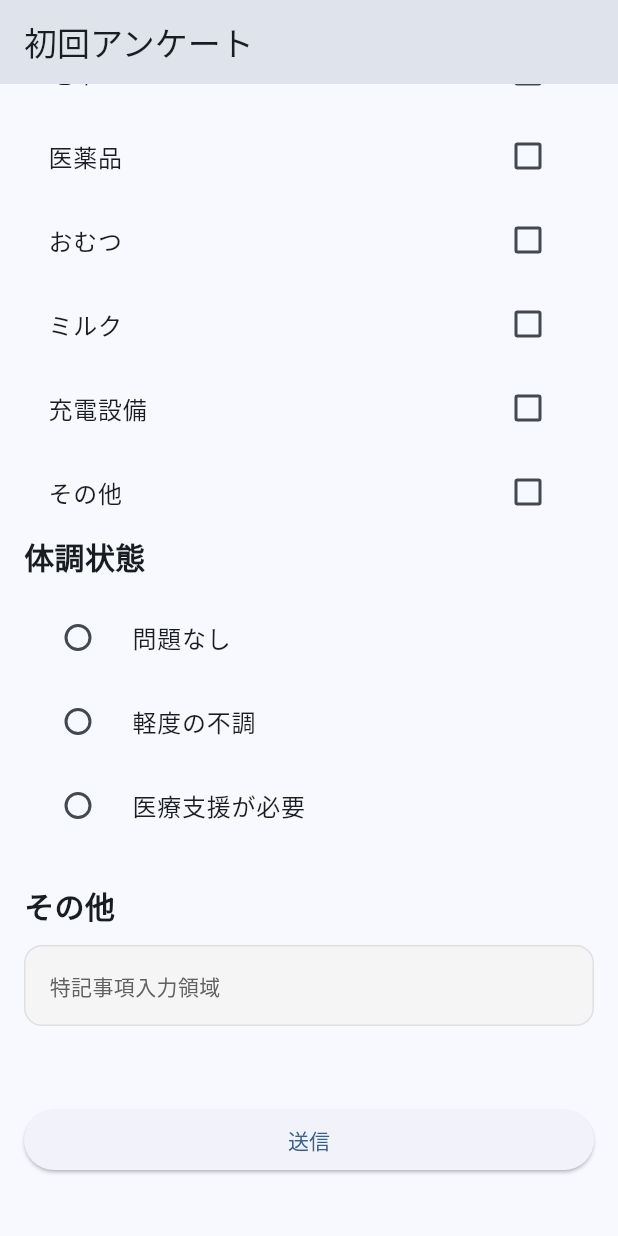
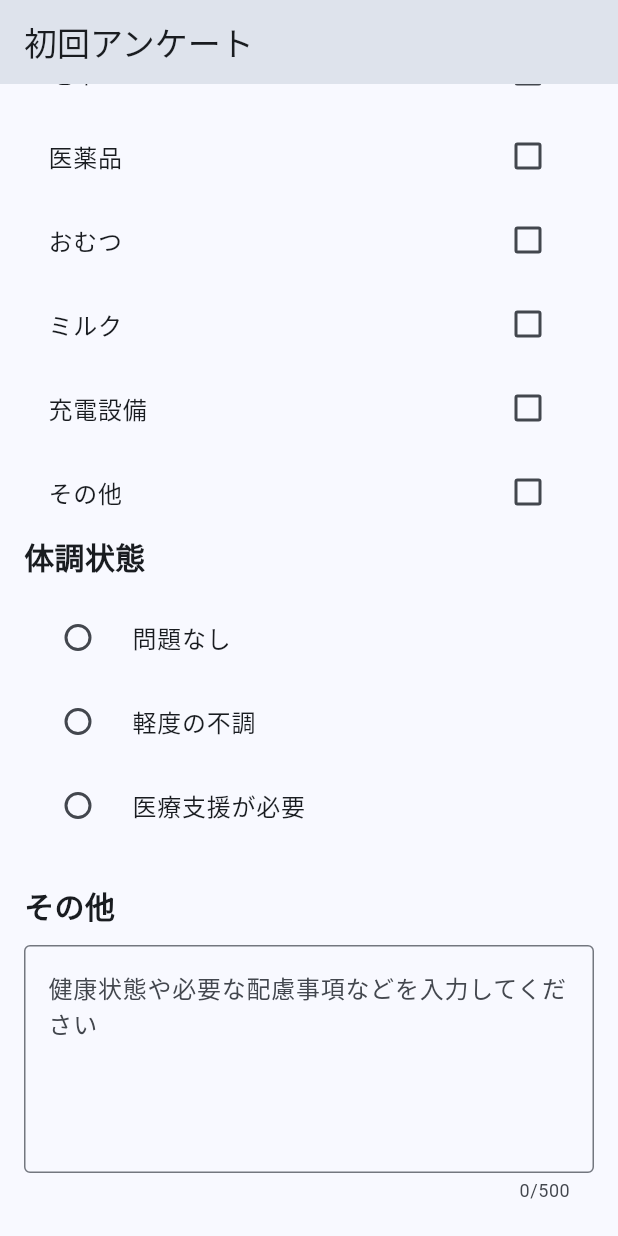
Before and after one commit to Tomayaken/TomayakenApp, a Flutter app: the screen it shows after launch, scrolled down 1403 dp, on a phone screen of 412 x 824 dp. Run offline on Flutter 3.47's test engine with Material 3 defaults, Android fonts, the phone set to English and light mode, and no system bars.

Commit message:
特記事項入力フォームを実装

```diff
--- a/lib/views/survey/survey_page.dart
+++ b/lib/views/survey/survey_page.dart
@@ -63,12 +63,16 @@ class _SurveyPageState extends State<SurveyPage> {
     'その他',
   ];
 
+  final TextEditingController _remarksController =
+    TextEditingController();
+
   final TextEditingController _familyCountController =
       TextEditingController();
 
   @override
   void dispose() {
     _familyCountController.dispose();
+    _remarksController.dispose();
     super.dispose();
   }
 
@@ -333,7 +337,15 @@ class _SurveyPageState extends State<SurveyPage> {
               const SizedBox(height: 24),
 
               _buildSectionTitle('その他'),
-              _buildPlaceholder('特記事項入力領域'),
+              TextField(
+                controller: _remarksController,
+                maxLines: 5,
+                maxLength: 500,
+                decoration: const InputDecoration(
+                  border: OutlineInputBorder(),
+                  hintText: '健康状態や必要な配慮事項などを入力してください',
+                ),
+              ),
 
               const SizedBox(height: 40),
 
@@ -348,6 +360,7 @@ class _SurveyPageState extends State<SurveyPage> {
                     debugPrint('要配慮者: $_selectedCareNeeds');
                     debugPrint('必要な支援: $_selectedSupportNeeds');
                     debugPrint('体調状態: $_selectedHealthCondition');
+                    debugPrint('特記事項: ${_remarksController.text}');
                   },
                   child: const Text('送信'),
                 ),
```
